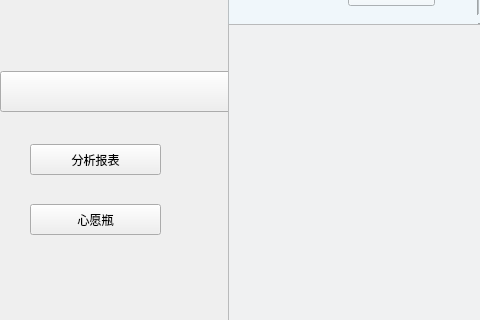
X-wenhao/bookkeeping, file bookkeeping.ui: the form before one commit; both pictures show x 0 to 480 and y 206 to 526 of the 1024 by 768 pixel window.
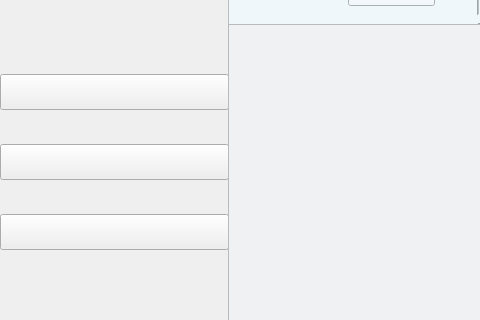
The form after the commit. Icons and pictures are not drawn.

Commit message: change the border in bookkeeping ui

```diff
--- a/bookkeeping.ui
+++ b/bookkeeping.ui
@@ -88,9 +88,9 @@
      <property name="geometry">
       <rect>
        <x>0</x>
-       <y>277</y>
-       <width>231</width>
-       <height>41</height>
+       <y>280</y>
+       <width>229</width>
+       <height>36</height>
       </rect>
      </property>
      <property name="styleSheet">
@@ -103,10 +103,10 @@
     <widget class="QPushButton" name="pushButton_2">
      <property name="geometry">
       <rect>
-       <x>30</x>
+       <x>0</x>
        <y>350</y>
-       <width>131</width>
-       <height>31</height>
+       <width>229</width>
+       <height>36</height>
       </rect>
      </property>
      <property name="styleSheet">
@@ -114,23 +114,23 @@
 </string>
      </property>
      <property name="text">
-      <string>分析报表</string>
+      <string/>
      </property>
     </widget>
     <widget class="QPushButton" name="pushButton_3">
      <property name="geometry">
       <rect>
-       <x>30</x>
-       <y>410</y>
-       <width>131</width>
-       <height>31</height>
+       <x>0</x>
+       <y>420</y>
+       <width>229</width>
+       <height>36</height>
       </rect>
      </property>
      <property name="styleSheet">
       <string notr="true">background-image: url(:/page/material/page/心愿瓶.png);</string>
      </property>
      <property name="text">
-      <string>心愿瓶</string>
+      <string/>
      </property>
     </widget>
    </widget>
```
Left out of the diff: 8 changed lines with no effect on the pictures. The commit also changes 9 other files.
